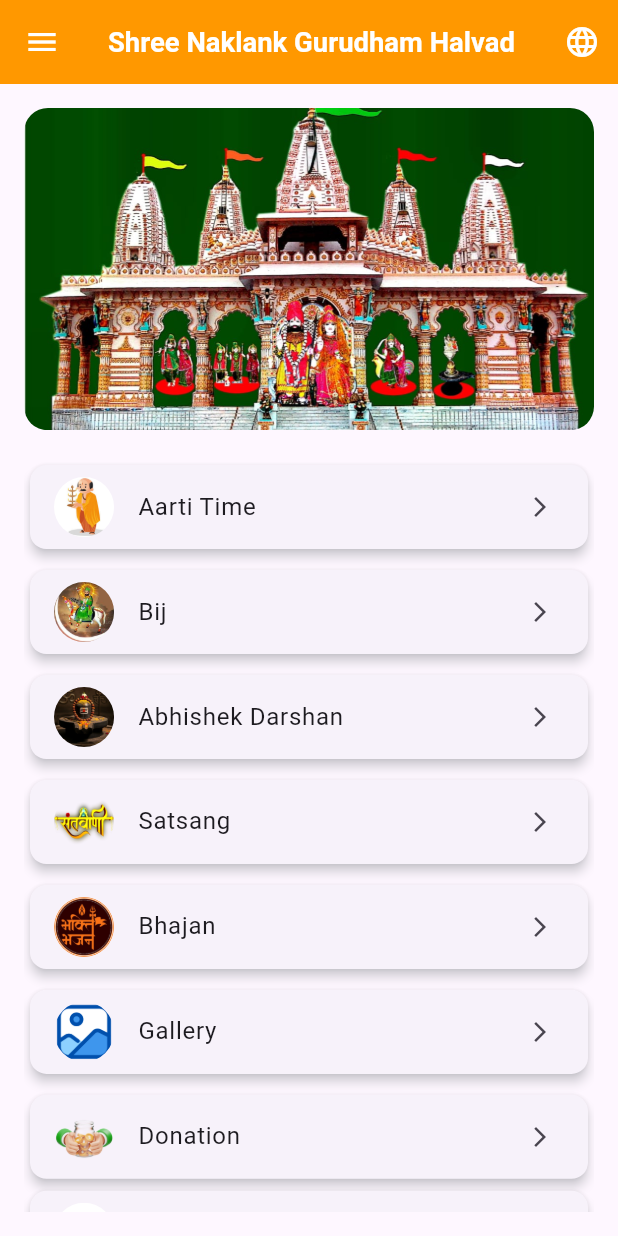
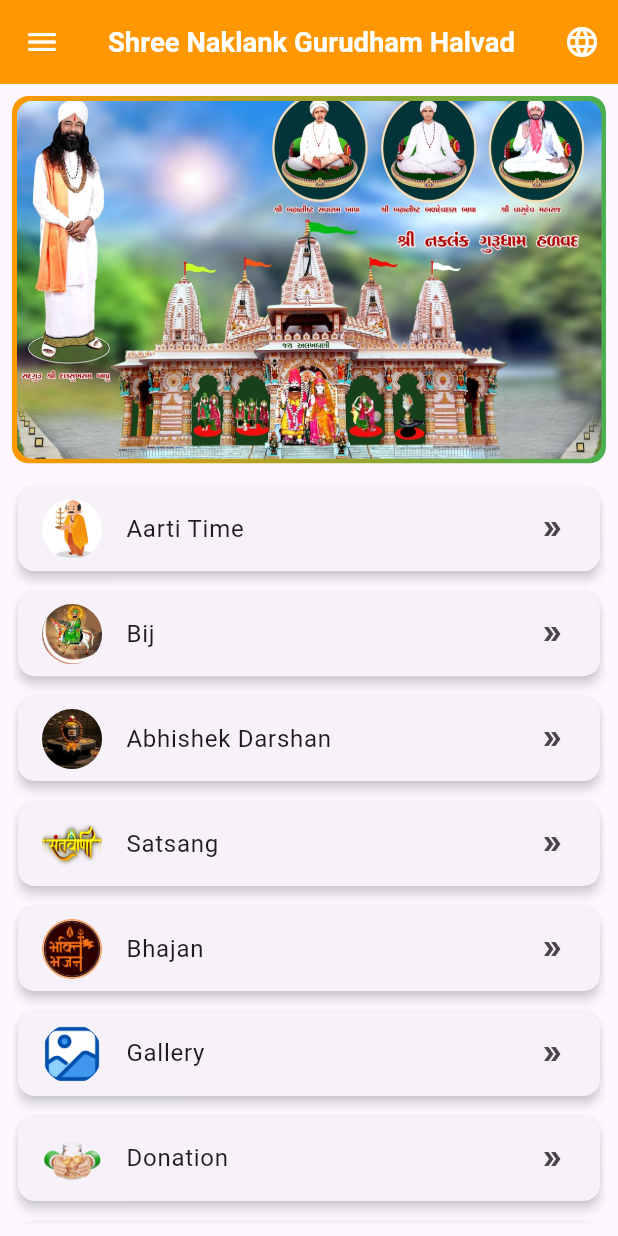
Before and after one commit to umangghoghari24/Naklank-Gurudham-Halvad, a Flutter app: the screen it shows after launch, on a phone screen of 412 x 824 dp. Run offline on Flutter 3.47's test engine with Material 3 defaults, Android fonts, the light colour scheme and no system bars; our stand-ins replace audioplayers, flutter_screenutil, get, get_storage; Roboto replaces fonts that are missing (Sans).

Commit message:
changes & new implementation

```diff
--- a/lib/modules/home/home_view.dart
+++ b/lib/modules/home/home_view.dart
@@ -23,7 +23,7 @@
   Widget build(BuildContext context) {
     return Scaffold(
       drawer: const AppDrawer(),
-      // backgroundColor: ColorConstant.greenColor,
+      // backgroundColor: ColorConstant.lightGreyColorD,
       appBar: AppBar(
         iconTheme: IconThemeData(color: ColorConstant.whiteColor),
         backgroundColor: ColorConstant.orangeColor,
@@ -49,20 +49,16 @@
         ],
       ),
       body: Padding(
-        padding: const EdgeInsets.all(16),
+        padding: const EdgeInsets.all(8),
         child: Column(
           children: [
-            // IMAGE NON-SCROLL
             _topBanner(),
-            SizedBox(height: 16.h),
-
-            // ONLY CARDS SCROLL
+            SizedBox(height: 10.h),
             Expanded(
               child: ListView(
                 children: [
                   _menu(AssetsPath.iconAarti, SC.aarti.tr, () {
                     Get.toNamed(AppRoutes.aarti);
-                    // Get.to(() => AartiView(), binding: AartiBinding());
                   }),
                   SizedBox(height: 5.h),
                   _menu(AssetsPath.iconBij, SC.bij.tr, () {
@@ -86,6 +82,7 @@
                   _menu(AssetsPath.iconDonate, SC.donation.tr, () {
                     Get.toNamed(AppRoutes.donation);
                   }),
+                  SizedBox(height: 5.h),
                   _menu(AssetsPath.iconStore, SC.store.tr, () {
                     Get.toNamed(AppRoutes.store);
                   }),
@@ -97,7 +94,6 @@
           ],
         ),
       ),
-
     );
   }
 
@@ -126,21 +122,36 @@
           align: TextAlign.start,
           style: Styles.black16W400,
         ),
-        trailing: const Icon(Icons.arrow_forward_ios, size: 16),
+        trailing: const Icon(Icons.double_arrow,
+            size: 16),
         onTap: onTap,
       ),
     );
   }
 
   Widget _topBanner() {
-    return AppIconImage(
-      imagePath: AssetsPath.bannerTemple,
-      width: double.infinity,
-      height: 180.h,
-      fit: BoxFit.cover,
-      borderRadius: BorderRadius.circular(16), // 🟩 rounded banner
+    return Container(
+      decoration: BoxDecoration(
+        borderRadius: BorderRadius.circular(11),
+        gradient: LinearGradient(
+          colors: [
+            ColorConstant.orangeColor,
+            ColorConstant.sendGreen,
+          ],
+        ),
+      ),
+      padding: EdgeInsets.all(3), // border thickness
+      child: AppIconImage(
+        imagePath: AssetsPath.temple,
+        width: double.infinity,
+        height: 200.h,
+        fit: BoxFit.cover,
+        borderRadius: BorderRadius.circular(11),
+      ),
     );
   }
+
+
   PopupMenuItem<String> _langItem(
       String code,
       String langLabel,
--- a/lib/utils/assets_path.dart
+++ b/lib/utils/assets_path.dart
@@ -6,6 +6,7 @@
 
   //  Common images
   static const String templeDemo = '$_images/temple_demo.jpg';
+  static const String temple = '$_images/temple_image.jpg';
   static const String bannerTemple = '$_images/banner_tem.jpeg';
   static const String shivling = '$_images/shivling.jpg';
   static const String dalsukhBapu = '$_images/dalsukh_bapu.jpg';
```
Also changed, not shown: assets/images/temple_image.jpg (added).
